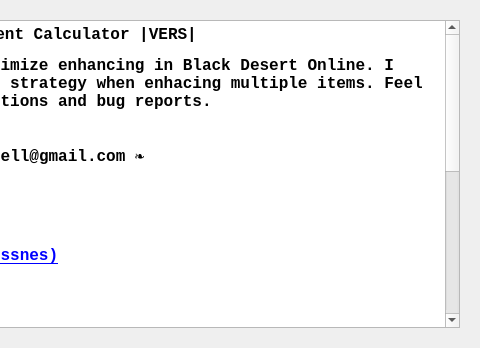
Above: Forms/dlg_About.ui from Graveflo/BDO_Enhancement_Tool before the change; both pictures show x 402 to 882 and y 0 to 348 of the 882 by 348 pixel window. Below: the same form after it.
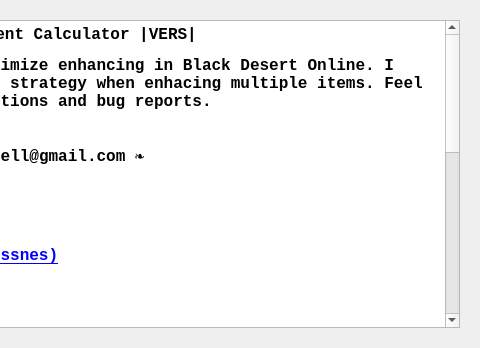
That is the form after the change. Icons and pictures are not drawn.

Patch:
```diff
--- a/Forms/dlg_About.ui
+++ b/Forms/dlg_About.ui
@@ -62,7 +62,8 @@
 &lt;p style=&quot; margin-top:12px; margin-bottom:12px; margin-left:0px; margin-right:0px; -qt-block-indent:0; text-indent:0px;&quot;&gt;&lt;span style=&quot; font-family:'Courier New';&quot;&gt;hiLLo612 (BDO)&lt;/span&gt;&lt;/p&gt;
 &lt;p style=&quot; margin-top:12px; margin-bottom:12px; margin-left:0px; margin-right:0px; -qt-block-indent:0; text-indent:0px;&quot;&gt;&lt;span style=&quot; font-family:'Courier New';&quot;&gt;Tsukigato (reddit)&lt;/span&gt;&lt;/p&gt;
 &lt;p style=&quot; margin-top:12px; margin-bottom:12px; margin-left:0px; margin-right:0px; -qt-block-indent:0; text-indent:0px;&quot;&gt;&lt;span style=&quot; font-family:'Courier New';&quot;&gt;Papi Caliente (Discord)&lt;/span&gt;&lt;/p&gt;
-&lt;p style=&quot; margin-top:12px; margin-bottom:12px; margin-left:0px; margin-right:0px; -qt-block-indent:0; text-indent:0px;&quot;&gt;&lt;span style=&quot; font-family:'Courier New';&quot;&gt;&lt;br /&gt;Inspiration: (&lt;/span&gt;&lt;a href=&quot;https://docs.google.com/spreadsheets/d/1WzAeIFslcWhZ-TudUTrvt4S6ejGF8Uo5FwVqNivfHK0/edit#gid=0&quot;&gt;&lt;span style=&quot; font-family:'Courier New'; text-decoration: underline; color:#0000ff;&quot;&gt;https://docs.google.com/spreadsheets/d/1WzAeIFslcWhZ-TudUTrvt4S6ejGF8Uo5FwVqNivfHK0/edit#gid=0&lt;/span&gt;&lt;/a&gt;&lt;span style=&quot; font-family:'Courier New';&quot;&gt;)&lt;br /&gt;Data tables: (&lt;/span&gt;&lt;a href=&quot;https://docs.google.com/spreadsheets/d/1folCDSzYD8JQMT9tJHxJtmwy9CXVAO3SQegdESQKLk4&quot;&gt;&lt;span style=&quot; font-family:'Courier New'; text-decoration: underline; color:#0000ff;&quot;&gt;https://docs.google.com/spreadsheets/d/1folCDSzYD8JQMT9tJHxJtmwy9CXVAO3SQegdESQKLk4)&lt;/span&gt;&lt;/a&gt;&lt;br /&gt;&lt;br /&gt;&lt;/p&gt;&lt;/body&gt;&lt;/html&gt;</string>
+&lt;p style=&quot; margin-top:12px; margin-bottom:12px; margin-left:0px; margin-right:0px; -qt-block-indent:0; text-indent:0px;&quot;&gt;&lt;span style=&quot; font-family:'Courier New';&quot;&gt;&lt;br /&gt;Inspiration: (&lt;/span&gt;&lt;a href=&quot;https://docs.google.com/spreadsheets/d/1WzAeIFslcWhZ-TudUTrvt4S6ejGF8Uo5FwVqNivfHK0/edit#gid=0&quot;&gt;&lt;span style=&quot; font-family:'Courier New'; text-decoration: underline; color:#0000ff;&quot;&gt;https://docs.google.com/spreadsheets/d/1WzAeIFslcWhZ-TudUTrvt4S6ejGF8Uo5FwVqNivfHK0/edit#gid=0&lt;/span&gt;&lt;/a&gt;&lt;span style=&quot; font-family:'Courier New';&quot;&gt;)&lt;br /&gt;Data tables: (&lt;/span&gt;&lt;a href=&quot;https://docs.google.com/spreadsheets/d/1folCDSzYD8JQMT9tJHxJtmwy9CXVAO3SQegdESQKLk4&quot;&gt;&lt;span style=&quot; font-family:'Courier New'; text-decoration: underline; color:#0000ff;&quot;&gt;https://docs.google.com/spreadsheets/d/1folCDSzYD8JQMT9tJHxJtmwy9CXVAO3SQegdESQKLk4)&lt;/span&gt;&lt;/a&gt;&lt;br /&gt;&lt;br /&gt;Icons:&lt;/p&gt;
+&lt;p style=&quot; margin-top:0px; margin-bottom:0px; margin-left:0px; margin-right:0px; -qt-block-indent:0; text-indent:0px;&quot;&gt;&lt;span style=&quot; font-weight:400;&quot;&gt;refresh:&lt;/span&gt;&lt;a href=&quot;https://www.freepik.com&quot;&gt;&lt;span style=&quot; font-weight:400; text-decoration: underline; color:#0000ff;&quot;&gt; Freepik&lt;/span&gt;&lt;/a&gt;&lt;span style=&quot; font-weight:400;&quot;&gt;&lt;br /&gt;gold: &lt;/span&gt;&lt;a href=&quot;https://www.flaticon.com/authors/becris&quot;&gt;&lt;span style=&quot; font-weight:400; text-decoration: underline; color:#0000ff;&quot;&gt;Becris&lt;/span&gt;&lt;/a&gt;&lt;span style=&quot; font-weight:400;&quot;&gt;&lt;br /&gt;calc:&lt;/span&gt;&lt;a href=&quot;https://www.flaticon.com/authors/good-ware&quot;&gt;&lt;span style=&quot; font-weight:400; text-decoration: underline; color:#0000ff;&quot;&gt;Good Ware&lt;/span&gt;&lt;/a&gt;&lt;span style=&quot; font-weight:400;&quot;&gt;&lt;br /&gt;stop:&lt;/span&gt;&lt;a href=&quot;https://www.freepik.com&quot;&gt;&lt;span style=&quot; font-weight:400; text-decoration: underline; color:#0000ff;&quot;&gt;Freepik&lt;/span&gt;&lt;/a&gt;&lt;span style=&quot; font-weight:400;&quot;&gt;&lt;br /&gt;dial: &lt;/span&gt;&lt;a href=&quot;https://www.flaticon.com/authors/roundicons&quot;&gt;&lt;span style=&quot; font-weight:400; text-decoration: underline; color:#0000ff;&quot;&gt;Roundicons&lt;/span&gt;&lt;/a&gt;&lt;/p&gt;&lt;/body&gt;&lt;/html&gt;</string>
         </property>
        </widget>
       </item>
```
